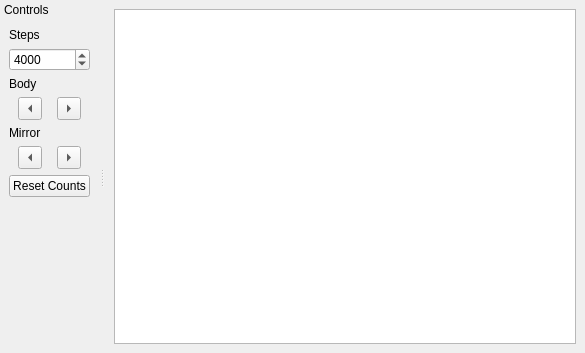
Old version of the form solar_drive.ui in the repository badders/solar_drive.
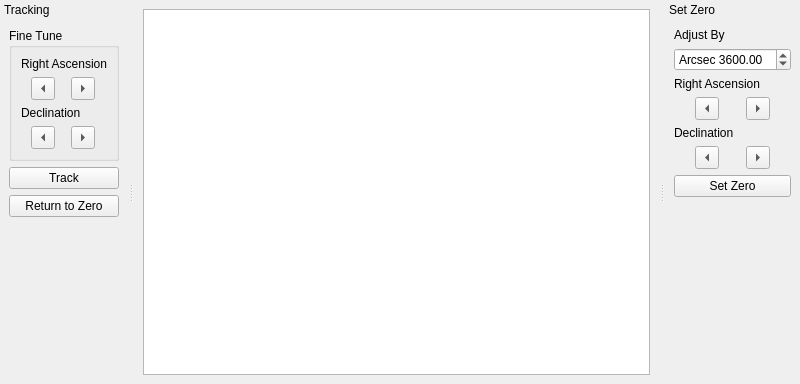
New version of the form. Icons and pictures are not drawn.

Commit message: Added tracking algorithms

Diff of the .ui file:
```diff
--- a/solar_drive.ui
+++ b/solar_drive.ui
@@ -6,8 +6,8 @@
    <rect>
     <x>0</x>
     <y>0</y>
-    <width>585</width>
-    <height>353</height>
+    <width>800</width>
+    <height>384</height>
    </rect>
   </property>
   <property name="windowTitle">
@@ -37,7 +37,7 @@
     </item>
    </layout>
   </widget>
-  <widget class="QDockWidget" name="dockWidget">
+  <widget class="QDockWidget" name="tracker">
    <property name="features">
     <set>QDockWidget::NoDockWidgetFeatures</set>
    </property>
@@ -45,7 +45,7 @@
     <set>Qt::LeftDockWidgetArea</set>
    </property>
    <property name="windowTitle">
-    <string>Controls</string>
+    <string>Tracking</string>
    </property>
    <attribute name="dockWidgetArea">
     <number>1</number>
@@ -53,33 +53,178 @@
    <widget class="QWidget" name="dockWidgetContents">
     <layout class="QVBoxLayout" name="verticalLayout_2">
      <item>
-      <widget class="QLabel" name="label_3">
+      <widget class="QGroupBox" name="groupBox">
+       <property name="title">
+        <string>Fine Tune</string>
+       </property>
+       <property name="flat">
+        <bool>true</bool>
+       </property>
+       <layout class="QVBoxLayout" name="verticalLayout_3">
+        <item>
+         <widget class="QLabel" name="label">
+          <property name="text">
+           <string>Right Ascension</string>
+          </property>
+         </widget>
+        </item>
+        <item>
+         <layout class="QHBoxLayout" name="horizontalLayout_4">
+          <item>
+           <widget class="QToolButton" name="raLeft">
+            <property name="text">
+             <string>&lt;</string>
+            </property>
+            <property name="autoRepeat">
+             <bool>true</bool>
+            </property>
+            <property name="arrowType">
+             <enum>Qt::LeftArrow</enum>
+            </property>
+           </widget>
+          </item>
+          <item>
+           <widget class="QToolButton" name="raRight">
+            <property name="text">
+             <string>&gt;</string>
+            </property>
+            <property name="icon">
+             <iconset theme="next">
+              <normaloff/>
+             </iconset>
+            </property>
+            <property name="autoRepeat">
+             <bool>true</bool>
+            </property>
+            <property name="arrowType">
+             <enum>Qt::RightArrow</enum>
+            </property>
+           </widget>
+          </item>
+         </layout>
+        </item>
+        <item>
+         <widget class="QLabel" name="Dec">
+          <property name="text">
+           <string>Declination</string>
+          </property>
+         </widget>
+        </item>
+        <item>
+         <layout class="QHBoxLayout" name="horizontalLayout_3">
+          <item>
+           <widget class="QToolButton" name="decLeft">
+            <property name="text">
+             <string>&lt;</string>
+            </property>
+            <property name="autoRepeat">
+             <bool>true</bool>
+            </property>
+            <property name="arrowType">
+             <enum>Qt::LeftArrow</enum>
+            </property>
+           </widget>
+          </item>
+          <item>
+           <widget class="QToolButton" name="decRight">
+            <property name="text">
+             <string>&gt;</string>
+            </property>
+            <property name="autoRepeat">
+             <bool>true</bool>
+            </property>
+            <property name="arrowType">
+             <enum>Qt::RightArrow</enum>
+            </property>
+           </widget>
+          </item>
+         </layout>
+        </item>
+       </layout>
+      </widget>
+     </item>
+     <item>
+      <widget class="QPushButton" name="startTrack">
        <property name="text">
-        <string>Steps</string>
+        <string>Track</string>
        </property>
+       <property name="checkable">
+        <bool>true</bool>
+       </property>
       </widget>
      </item>
      <item>
-      <widget class="QSpinBox" name="steps">
+      <widget class="QPushButton" name="returnZero">
+       <property name="text">
+        <string>Return to Zero</string>
+       </property>
+      </widget>
+     </item>
+     <item>
+      <spacer name="verticalSpacer">
+       <property name="orientation">
+        <enum>Qt::Vertical</enum>
+       </property>
+       <property name="sizeHint" stdset="0">
+        <size>
+         <width>20</width>
+         <height>40</height>
+        </size>
+       </property>
+      </spacer>
+     </item>
+    </layout>
+   </widget>
+  </widget>
+  <widget class="QDockWidget" name="dockWidget">
+   <property name="features">
+    <set>QDockWidget::NoDockWidgetFeatures</set>
+   </property>
+   <property name="allowedAreas">
+    <set>Qt::RightDockWidgetArea</set>
+   </property>
+   <property name="windowTitle">
+    <string>Set Zero</string>
+   </property>
+   <attribute name="dockWidgetArea">
+    <number>2</number>
+   </attribute>
+   <widget class="QWidget" name="dockWidgetContents_2">
+    <layout class="QVBoxLayout" name="verticalLayout">
+     <item>
+      <widget class="QLabel" name="label_2">
+       <property name="text">
+        <string>Adjust By</string>
+       </property>
+      </widget>
+     </item>
+     <item>
+      <widget class="QDoubleSpinBox" name="zeroFactor">
+       <property name="prefix">
+        <string>Arcsec </string>
+       </property>
        <property name="maximum">
-        <number>10000</number>
+        <double>36000.000000000000000</double>
+       </property>
+       <property name="singleStep">
+        <double>100.000000000000000</double>
        </property>
        <property name="value">
-        <number>4000</number>
+        <double>3600.000000000000000</double>
        </property>
       </widget>
      </item>
      <item>
-      <widget class="QLabel" name="label">
+      <widget class="QLabel" name="label_3">
        <property name="text">
-        <string>Body</string>
+        <string>Right Ascension</string>
        </property>
       </widget>
      </item>
      <item>
-      <layout class="QHBoxLayout" name="horizontalLayout_4">
+      <layout class="QHBoxLayout" name="horizontalLayout_5">
        <item>
-        <widget class="QToolButton" name="bodyLeft">
+        <widget class="QToolButton" name="zeroRALeft">
          <property name="text">
           <string>&lt;</string>
          </property>
@@ -92,7 +237,7 @@
         </widget>
        </item>
        <item>
-        <widget class="QToolButton" name="bodyRight">
+        <widget class="QToolButton" name="zeroRARight">
          <property name="text">
           <string>&gt;</string>
          </property>
@@ -112,16 +257,16 @@
       </layout>
      </item>
      <item>
-      <widget class="QLabel" name="label_2">
+      <widget class="QLabel" name="label_4">
        <property name="text">
-        <string>Mirror</string>
+        <string>Declination</string>
        </property>
       </widget>
      </item>
      <item>
-      <layout class="QHBoxLayout" name="horizontalLayout_3">
+      <layout class="QHBoxLayout" name="horizontalLayout_6">
        <item>
-        <widget class="QToolButton" name="mirrorLeft">
+        <widget class="QToolButton" name="zeroDecLeft">
          <property name="text">
           <string>&lt;</string>
          </property>
@@ -134,7 +279,7 @@
         </widget>
        </item>
        <item>
-        <widget class="QToolButton" name="mirrorRight">
+        <widget class="QToolButton" name="zeroDecRight">
          <property name="text">
           <string>&gt;</string>
          </property>
@@ -149,14 +294,14 @@
       </layout>
      </item>
      <item>
-      <widget class="QPushButton" name="resetButton">
+      <widget class="QPushButton" name="setZero">
        <property name="text">
-        <string>Reset Counts</string>
+        <string>Set Zero</string>
        </property>
       </widget>
      </item>
      <item>
-      <spacer name="verticalSpacer">
+      <spacer name="verticalSpacer_2">
        <property name="orientation">
         <enum>Qt::Vertical</enum>
        </property>
```
Left out of the diff: 2 changed lines with no effect on the pictures. The commit also changes 3 other files.
